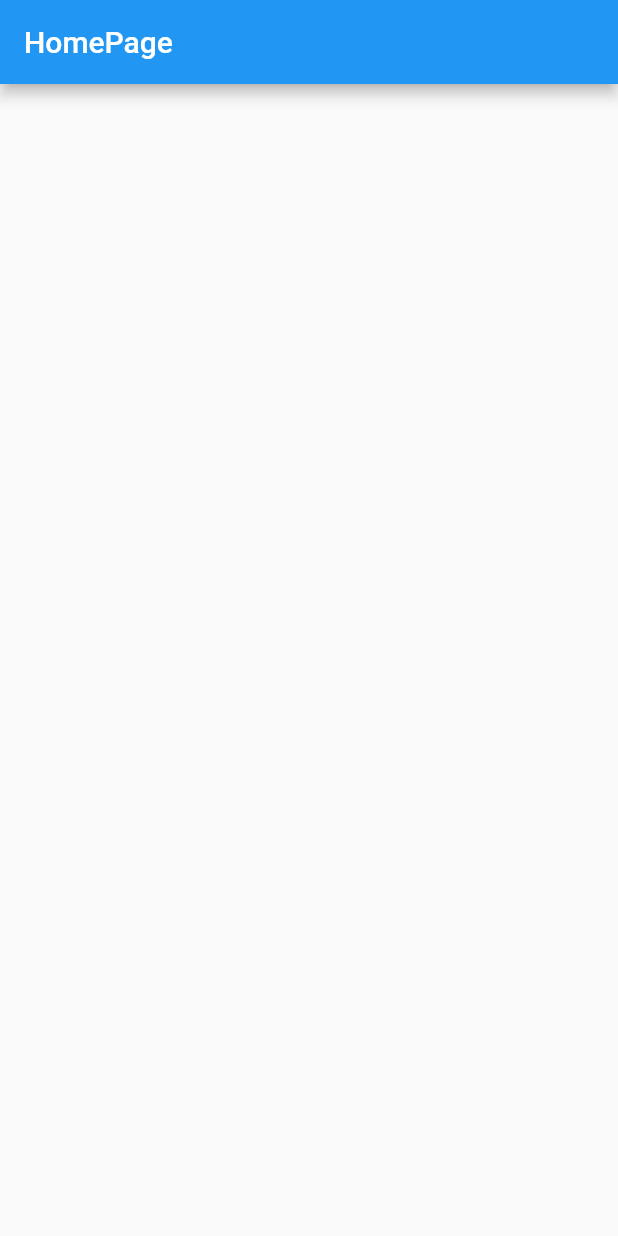
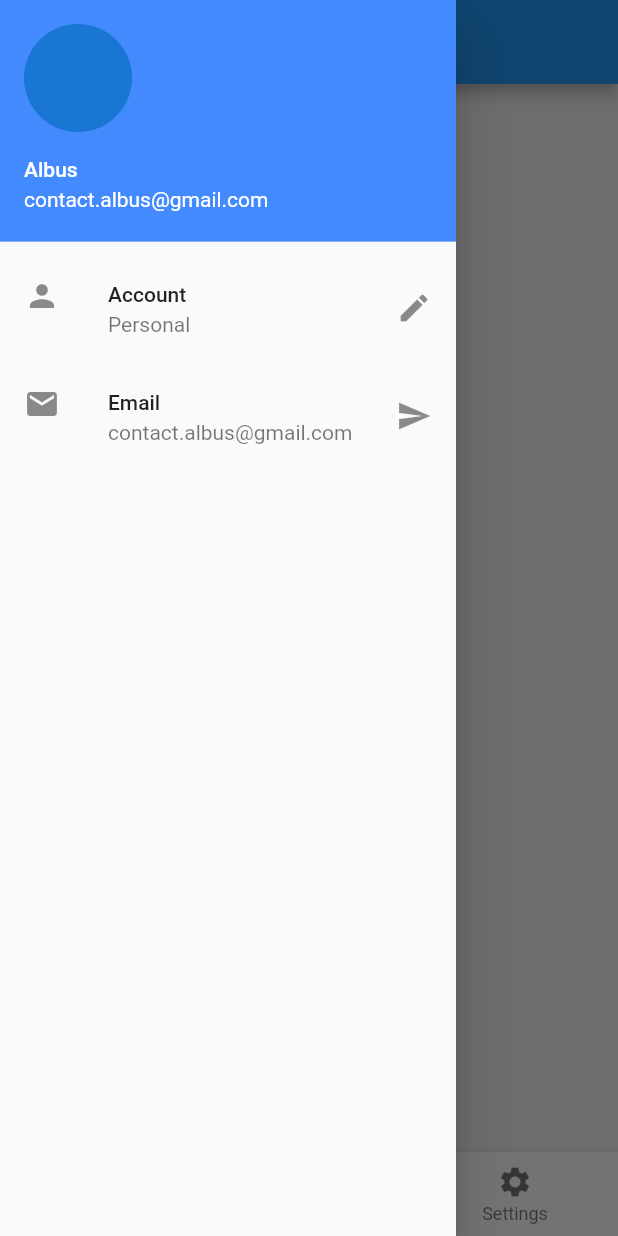
Before and after one commit to iam-niraj/Digital_Edu_MAT_02, a Flutter app: the screen it shows after launch, with the side drawer open (before the commit the screen has no drawer), on a phone screen of 412 x 824 dp. Run offline on Flutter 3.47's test engine with Material 2 defaults, Android fonts, the phone set to English and light mode, and no system bars; our stand-ins replace animated_splash_screen.

Commit message:
'Merged' Home Page code from 'Ganesh's' branch"

```diff
--- /dev/null
+++ b/lib/screens/Homepage.dart
@@ -0,0 +1,52 @@
+import 'package:flutter/material.dart';
+
+import '../utils/drawer.dart';
+
+ void main(List<String> args) {
+}
+
+class HomePage extends StatelessWidget {
+  const HomePage({ Key? key }) : super(key: key);
+
+  @override
+  Widget build(BuildContext context) {
+    return Scaffold(
+      backgroundColor: Colors.grey[200],
+      appBar: AppBar(
+        centerTitle: true,
+        title: Text("Home"),
+
+      ),
+      body: Container(),
+      bottomNavigationBar: BottomNavigationBar(
+        currentIndex: 0,
+        items: [
+          BottomNavigationBarItem(
+            icon: Icon(Icons.home),
+            label: 'Home',
+            tooltip: 'Home',
+            backgroundColor: Colors.blue
+          ),
+
+
+            BottomNavigationBarItem(
+            icon: Icon(Icons.health_and_safety_rounded),
+            label: 'Activity',
+            tooltip: 'Activity',
+            backgroundColor: Colors.blue
+          ),
+
+
+             BottomNavigationBarItem(
+            icon: Icon(Icons.settings),
+            label: 'Settings',
+            tooltip: 'Settings',
+            backgroundColor: Colors.blue
+          ),
+        ]
+        ),
+      drawer: MyDrawer(),
+    // ignore: dead_code
+    );;
+  }
+}
--- a/lib/screens/home_screen.dart
+++ /dev/null
@@ -1,15 +0,0 @@
-import 'package:flutter/material.dart';
-
-class HomePage extends StatelessWidget {
-  const HomePage({ Key? key }) : super(key: key);
-
-  @override
-  Widget build(BuildContext context) {
-    return Scaffold(
-      appBar: AppBar(
-        title: Text("HomePage"),
-      ),
-
-    );
-  }
-}
--- a/lib/screens/splash_screen.dart
+++ b/lib/screens/splash_screen.dart
@@ -1,6 +1,7 @@
 import 'package:flutter/material.dart';
-import 'package:task_2/screens/home_screen.dart';
 import 'package:animated_splash_screen/animated_splash_screen.dart';
+
+import 'Homepage.dart';
 
 class SplashScreen extends StatelessWidget {
   @override
--- /dev/null
+++ b/lib/utils/drawer.dart
@@ -0,0 +1,38 @@
+import 'package:flutter/material.dart';
+
+class MyDrawer extends StatelessWidget {
+  const MyDrawer({Key? key}) : super(key: key);
+
+  @override
+  Widget build(BuildContext context) {
+    return Drawer(
+      child: ListView(
+        padding: EdgeInsets.zero,
+        children: [
+          UserAccountsDrawerHeader(
+            accountName: Text("Albus"),
+            accountEmail: Text("contact.albus@gmail.com"),
+            currentAccountPicture: CircleAvatar(
+             // backgroundImage: AssetImage(),
+            ),
+            decoration: BoxDecoration(color: Colors.blueAccent),
+          ),
+          ListTile(
+            leading: Icon(
+              Icons.person,
+            ),
+            title: Text("Account"),
+            subtitle: Text("Personal"),
+            trailing: Icon(Icons.edit),
+          ),
+          ListTile(
+            leading: Icon(Icons.email),
+            title: Text("Email"),
+            subtitle: Text("contact.albus@gmail.com"),
+            trailing: Icon(Icons.send),
+          ),
+        ],
+      ),
+    );
+  }
+}
```
